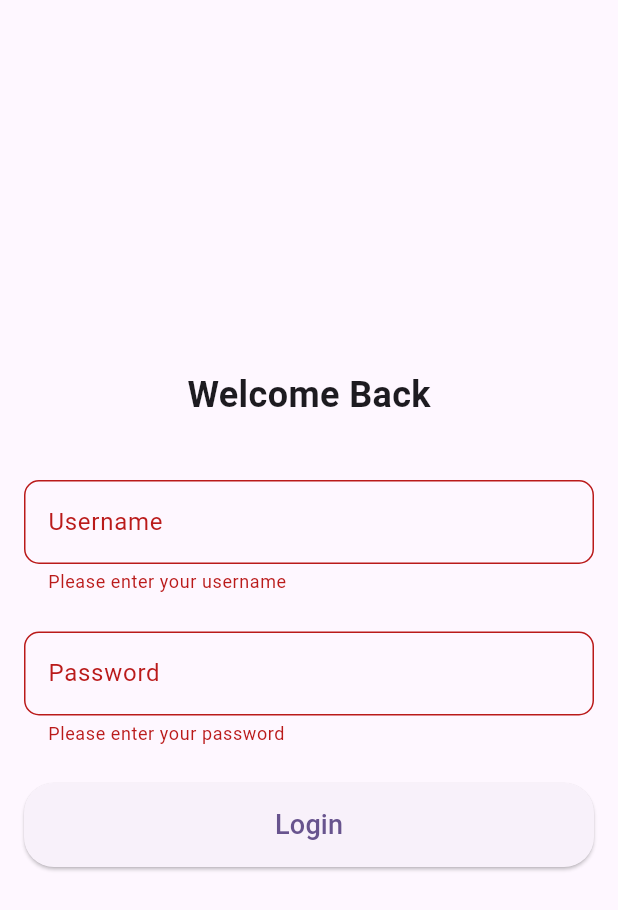
After one commit to SataponNAM/cs_app, a Flutter app: the LoginPage screen opened directly, after a tap on "Login", on a phone screen of 412 x 824 dp. The commit adds this screen. Shown: the top 910 px of the screen. Run offline on Flutter 3.47's test engine with Material 3 defaults, Android fonts, the light colour scheme and no system bars; our stand-ins replace bloc, equatable, flutter_bloc, iconly, webview_flutter.

Commit message:
Update page
Update UI login page

```diff
--- a/flutter_app/lib/main.dart
+++ b/flutter_app/lib/main.dart
@@ -1,6 +1,7 @@
 import 'package:flutter/material.dart';
 import 'package:flutter_app/logic/bottom_nav_cubit.dart';
 import 'package:flutter_app/logic/drawer/drawer_bloc.dart';
+import 'package:flutter_app/pages/login/login_page.dart';
 import 'package:flutter_app/widgets/main_wrapper.dart';
 import 'package:flutter_bloc/flutter_bloc.dart';
 
--- /dev/null
+++ b/flutter_app/lib/pages/login/login_page.dart
@@ -0,0 +1,100 @@
+import 'package:flutter/material.dart';
+
+class LoginPage extends StatefulWidget {
+  const LoginPage({super.key});
+
+  @override
+  State<LoginPage> createState() => _LoginPageState();
+}
+
+class _LoginPageState extends State<LoginPage> {
+  final _formKey = GlobalKey<FormState>();
+  final TextEditingController _usernameController = TextEditingController();
+  final TextEditingController _passwordController = TextEditingController();
+
+  @override
+  Widget build(BuildContext context) {
+    return Scaffold(
+      body: Padding(
+        padding: const EdgeInsets.all(16.0),
+        child: Form(
+          key: _formKey,
+          child: Column(
+            mainAxisAlignment: MainAxisAlignment.center,
+            crossAxisAlignment: CrossAxisAlignment.stretch,
+            children: <Widget>[
+              Center(
+                child: Text(
+                  'Welcome Back',
+                  style: TextStyle(fontSize: 24, fontWeight: FontWeight.bold),
+                ),
+              ),
+              SizedBox(height: 40),
+
+              // Username
+              TextFormField(
+                controller: _usernameController,
+                decoration: InputDecoration(
+                  labelText: 'Username',
+                  hintText: 'Enter your username',
+                  border: OutlineInputBorder(borderRadius: BorderRadius.circular(10)),
+                ),
+                validator: (value) {
+                  if (value == null || value.isEmpty) {
+                    return 'Please enter your username';
+                  }
+                  return null;
+                },
+              ),
+
+              SizedBox(height: 25),
+              // Password
+              TextFormField(
+                controller: _passwordController,
+                decoration: InputDecoration(
+                  labelText: 'Password',
+                  hintText: 'Enter your password',
+                  border: OutlineInputBorder(borderRadius: BorderRadius.circular(10)),
+                ),
+                obscureText: true,
+                validator: (value) {
+                  if (value == null || value.isEmpty) {
+                    return 'Please enter your password';
+                  }
+                  return null;
+                },
+              ),
+
+              SizedBox(height: 25),
+              // Login button
+              ElevatedButton(
+                onPressed: () {
+                  if (_formKey.currentState!.validate()) {
+                    // Process login
+                    ScaffoldMessenger.of(context).showSnackBar(
+                      SnackBar(content: Text('Processing Login')),
+                    );
+                  }
+                },
+                child: Text(
+                  'Login',
+                  style: TextStyle(fontSize: 18),
+                ),
+                style: ButtonStyle(
+                  padding: WidgetStateProperty.all<EdgeInsetsGeometry>(
+                    EdgeInsets.all(15),
+                  ),
+                  shape: WidgetStateProperty.all<RoundedRectangleBorder>(
+                    RoundedRectangleBorder(
+                      borderRadius: BorderRadius.circular(20),
+                    ),
+                  ),
+                ),
+              ),
+            ],
+          ),
+        ),
+      ),
+    );
+  }
+}
```
